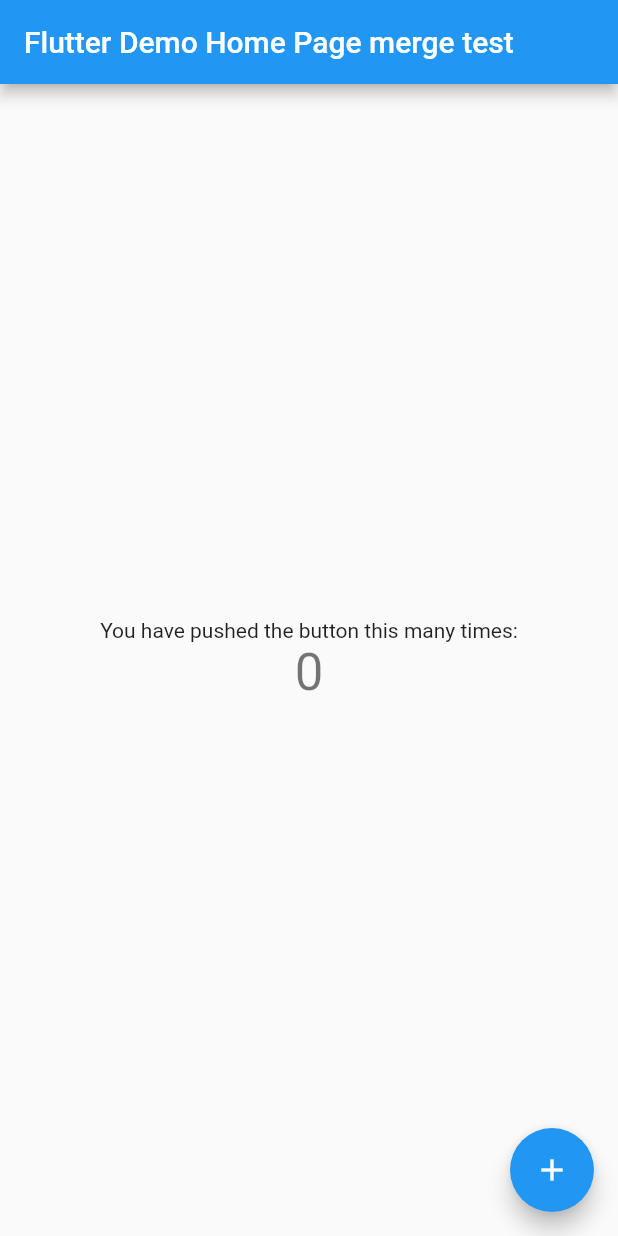
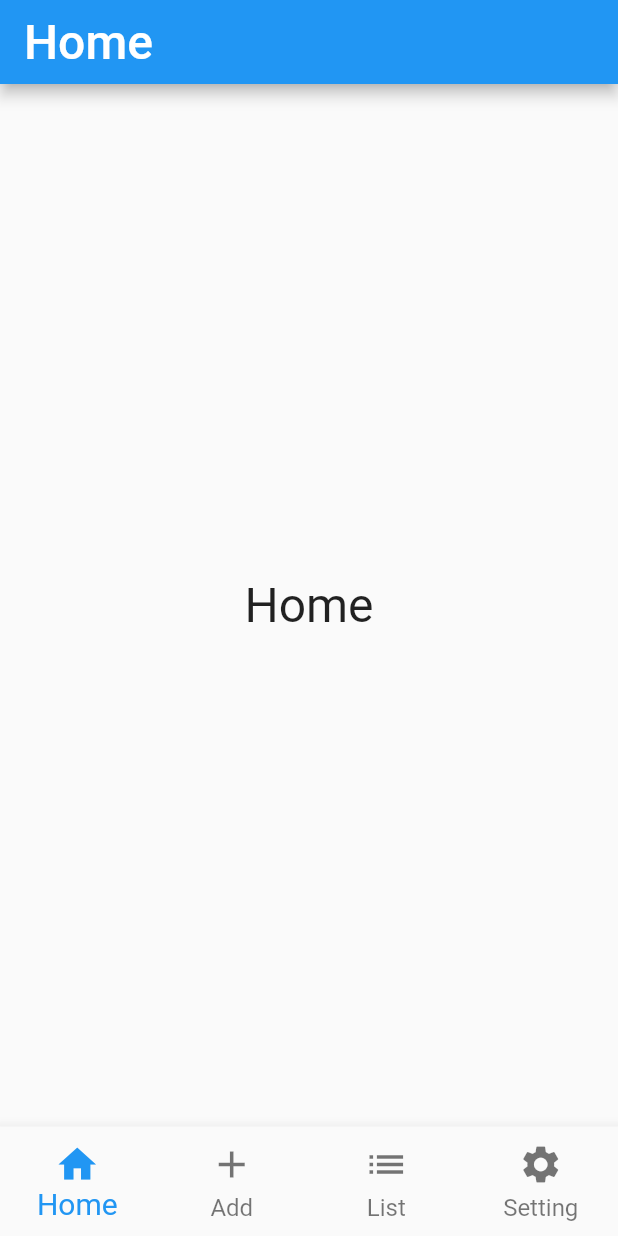
Before and after one commit to wataruoyng/develop, a Flutter app: the screen it shows after launch, on a phone screen of 412 x 824 dp. Run offline on Flutter 3.47's test engine with Material 2 defaults, Android fonts, the phone set to English and light mode, and no system bars.

Commit message:
Develop Home, Add, List and Setting screen and bottom navigation bar

```diff
--- a/lib/main.dart
+++ b/lib/main.dart
@@ -1,4 +1,9 @@
 import 'package:flutter/material.dart';
+
+import 'view/screen/Add.dart';
+import 'view/screen/Home.dart';
+import 'view/screen/List.dart';
+import 'view/screen/Setting.dart';
 
 void main() {
   runApp(const MyApp());
@@ -10,106 +15,54 @@ class MyApp extends StatelessWidget {
   // This widget is the root of your application.
   @override
   Widget build(BuildContext context) {
-    return MaterialApp(
-      title: 'Flutter Demo',
-      theme: ThemeData(
-        // This is the theme of your application.
-        //
-        // Try running your application with "flutter run". You'll see the
-        // application has a blue toolbar. Then, without quitting the app, try
-        // changing the primarySwatch below to Colors.green and then invoke
-        // "hot reload" (press "r" in the console where you ran "flutter run",
-        // or simply save your changes to "hot reload" in a Flutter IDE).
-        // Notice that the counter didn't reset back to zero; the application
-        // is not restarted.
-        primarySwatch: Colors.blue,
-      ),
-      home: const MyHomePage(title: 'Flutter Demo Home Page merge test'),
+    return const MaterialApp(
+      home: MyStatefulWidget(),
     );
   }
 }
 
-class MyHomePage extends StatefulWidget {
-  const MyHomePage({super.key, required this.title});
-
-  // This widget is the home page of your application. It is stateful, meaning
-  // that it has a State object (defined below) that contains fields that affect
-  // how it looks.
-
-  // This class is the configuration for the state. It holds the values (in this
-  // case the title) provided by the parent (in this case the App widget) and
-  // used by the build method of the State. Fields in a Widget subclass are
-  // always marked "final".
-
-  final String title;
+class MyStatefulWidget extends StatefulWidget {
+  const MyStatefulWidget({Key? key}) : super(key: key);
 
   @override
-  State<MyHomePage> createState() => _MyHomePageState();
+  State<MyStatefulWidget> createState() => _MyStatefulWidgetState();
 }
 
-class _MyHomePageState extends State<MyHomePage> {
-  int _counter = 0;
+class _MyStatefulWidgetState extends State<MyStatefulWidget> {
 
-  void _incrementCounter() {
+  static const _screens = [
+    HomeScreen(),
+    AddScreen(),
+    ListScreen(),
+    SettingScreen()
+  ];
+
+  int _selectedindex = 0;
+
+  void _onItemTapped(int index) {
     setState(() {
-      // This call to setState tells the Flutter framework that something has
-      // changed in this State, which causes it to rerun the build method below
-      // so that the display can reflect the updated values. If we changed
-      // _counter without calling setState(), then the build method would not be
-      // called again, and so nothing would appear to happen.
-      _counter++;
+      _selectedindex = index;
     });
   }
 
   @override
   Widget build(BuildContext context) {
-    // This method is rerun every time setState is called, for instance as done
-    // by the _incrementCounter method above.
-    //
-    // The Flutter framework has been optimized to make rerunning build methods
-    // fast, so that you can just rebuild anything that needs updating rather
-    // than having to individually change instances of widgets.
     return Scaffold(
-      appBar: AppBar(
-        // Here we take the value from the MyHomePage object that was created by
-        // the App.build method, and use it to set our appbar title.
-        title: Text(widget.title),
+      body:  _screens[_selectedindex],
+      bottomNavigationBar: BottomNavigationBar(
+        selectedFontSize: 20,
+        unselectedFontSize: 16,
+        currentIndex: _selectedindex,
+        onTap: _onItemTapped,
+        iconSize: 30,
+        items: const <BottomNavigationBarItem>[
+          BottomNavigationBarItem(icon: Icon(Icons.home), label: 'Home'),
+          BottomNavigationBarItem(icon: Icon(Icons.add), label: 'Add'),
+          BottomNavigationBarItem(icon: Icon(Icons.list), label: 'List'),
+          BottomNavigationBarItem(icon: Icon(Icons.settings), label: 'Setting'),
+        ],
+        type: BottomNavigationBarType.fixed,
       ),
-      body: Center(
-        // Center is a layout widget. It takes a single child and positions it
-        // in the middle of the parent.
-        child: Column(
-          // Column is also a layout widget. It takes a list of children and
-          // arranges them vertically. By default, it sizes itself to fit its
-          // children horizontally, and tries to be as tall as its parent.
-          //
-          // Invoke "debug painting" (press "p" in the console, choose the
-          // "Toggle Debug Paint" action from the Flutter Inspector in Android
-          // Studio, or the "Toggle Debug Paint" command in Visual Studio Code)
-          // to see the wireframe for each widget.
-          //
-          // Column has various properties to control how it sizes itself and
-          // how it positions its children. Here we use mainAxisAlignment to
-          // center the children vertically; the main axis here is the vertical
-          // axis because Columns are vertical (the cross axis would be
-          // horizontal).
-          mainAxisAlignment: MainAxisAlignment.center,
-          children: <Widget>[
-            const Text(
-              'You have pushed the button this many times:',
-            ),
-            Text(
-              '$_counter',
-              style: Theme.of(context).textTheme.headlineMedium,
-            ),
-          ],
-        ),
-      ),
-      floatingActionButton: FloatingActionButton(
-        onPressed: _incrementCounter,
-        tooltip: 'Increment',
-        child: const Icon(Icons.add),
-      ), // This trailing comma makes auto-formatting nicer for build methods.
     );
   }
 }
--- /dev/null
+++ b/lib/view/screen/Home.dart
@@ -0,0 +1,16 @@
+import 'package:flutter/material.dart';
+
+class HomeScreen extends StatelessWidget {
+  const HomeScreen({Key? key}) : super(key: key);
+
+  @override
+  Widget build(BuildContext context) {
+    return Scaffold(
+      appBar: AppBar(
+        title: const Text('Home', style: TextStyle(fontSize: 32.0)),
+      ),
+      body: const Center(
+          child: Text('Home', style: TextStyle(fontSize: 32.0))),
+    );
+  }
+}
```
Also changed, not shown: lib/view/screen/Add.dart (added, +16 -0 lines), lib/view/screen/List.dart (added, +16 -0 lines), lib/view/screen/Setting.dart (added, +16 -0 lines).
